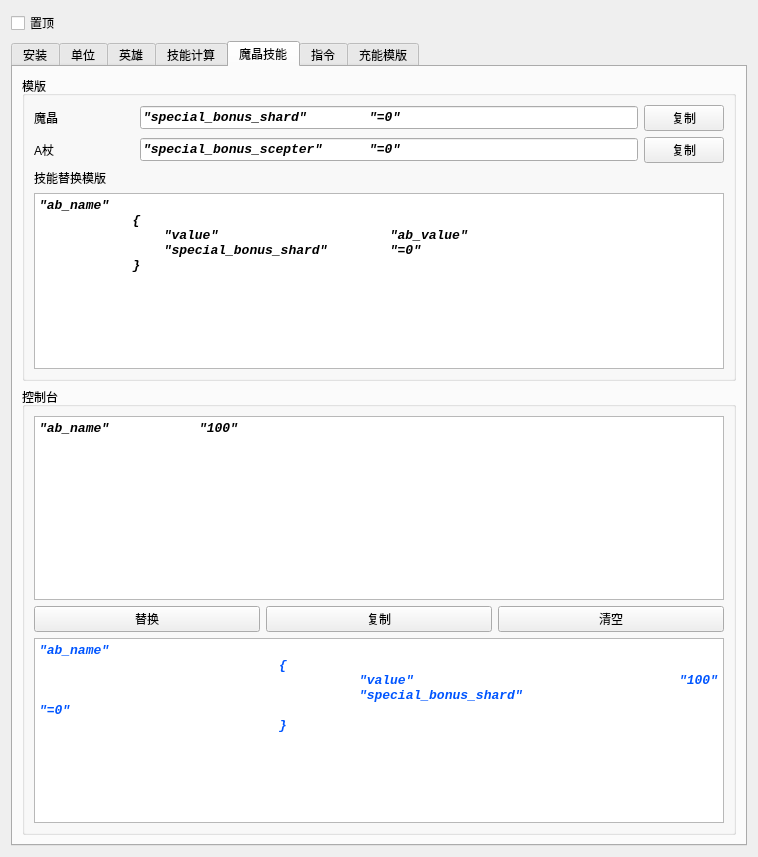
Before: the Qt Designer form untitled.ui in JeremyChim/Dota-Tool, drawn with Qt 5.
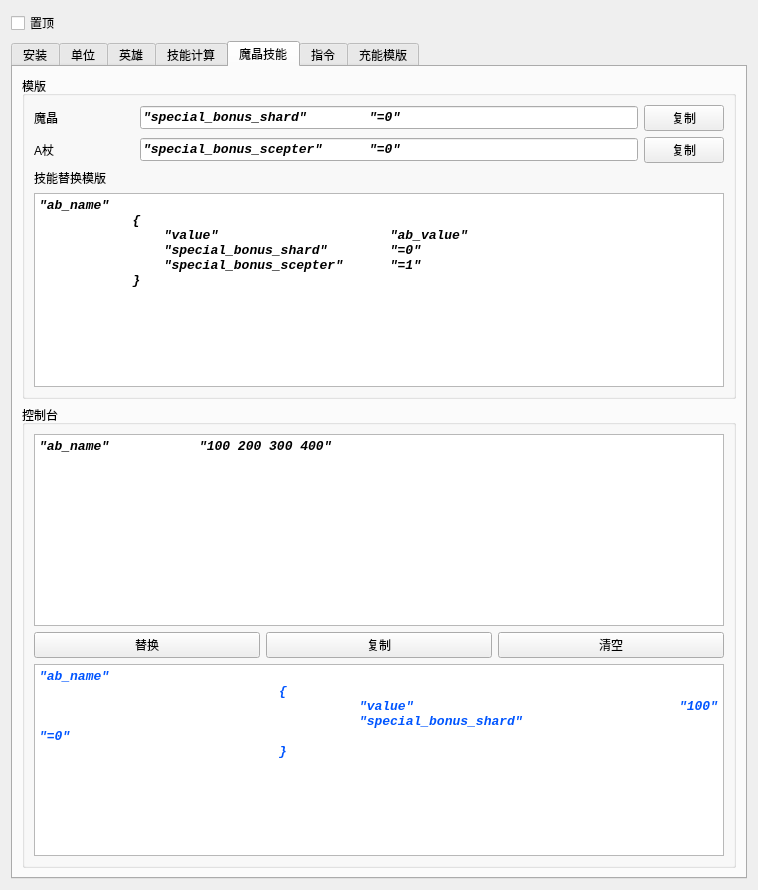
After: the same form once the commit is applied. The open tabs and pages were chosen to show the change.

```diff
--- a/untitled.ui
+++ b/untitled.ui
@@ -7,7 +7,7 @@
     <x>0</x>
     <y>0</y>
     <width>758</width>
-    <height>800</height>
+    <height>890</height>
    </rect>
   </property>
   <property name="windowTitle">
@@ -2288,7 +2288,6 @@
                  <font>
                   <family>Consolas</family>
                   <pointsize>10</pointsize>
-                  <weight>87</weight>
                   <italic>true</italic>
                   <bold>true</bold>
                  </font>
@@ -2298,14 +2297,18 @@
                 </property>
                 <property name="html">
                  <string>&lt;!DOCTYPE HTML PUBLIC &quot;-//W3C//DTD HTML 4.0//EN&quot; &quot;http://www.w3.org/TR/REC-html40/strict.dtd&quot;&gt;
-&lt;html&gt;&lt;head&gt;&lt;meta name=&quot;qrichtext&quot; content=&quot;1&quot; /&gt;&lt;style type=&quot;text/css&quot;&gt;
+&lt;html&gt;&lt;head&gt;&lt;meta name=&quot;qrichtext&quot; content=&quot;1&quot; /&gt;&lt;meta charset=&quot;utf-8&quot; /&gt;&lt;style type=&quot;text/css&quot;&gt;
 p, li { white-space: pre-wrap; }
-&lt;/style&gt;&lt;/head&gt;&lt;body style=&quot; font-family:'Consolas'; font-size:10pt; font-weight:696; font-style:italic;&quot;&gt;
-&lt;p style=&quot; margin-top:0px; margin-bottom:0px; margin-left:0px; margin-right:0px; -qt-block-indent:0; text-indent:0px;&quot;&gt;&amp;quot;ab_name&amp;quot;&lt;/p&gt;
-&lt;p style=&quot; margin-top:0px; margin-bottom:0px; margin-left:0px; margin-right:0px; -qt-block-indent:0; text-indent:0px;&quot;&gt;            {&lt;/p&gt;
-&lt;p style=&quot; margin-top:0px; margin-bottom:0px; margin-left:0px; margin-right:0px; -qt-block-indent:0; text-indent:0px;&quot;&gt;                &amp;quot;value&amp;quot;                      &amp;quot;ab_value&amp;quot;&lt;/p&gt;
-&lt;p style=&quot; margin-top:0px; margin-bottom:0px; margin-left:0px; margin-right:0px; -qt-block-indent:0; text-indent:0px;&quot;&gt;                &amp;quot;special_bonus_shard&amp;quot;        &amp;quot;=0&amp;quot;&lt;/p&gt;
-&lt;p style=&quot; margin-top:0px; margin-bottom:0px; margin-left:0px; margin-right:0px; -qt-block-indent:0; text-indent:0px;&quot;&gt;            }&lt;/p&gt;&lt;/body&gt;&lt;/html&gt;</string>
+hr { height: 1px; border-width: 0; }
+li.unchecked::marker { content: &quot;\2610&quot;; }
+li.checked::marker { content: &quot;\2612&quot;; }
+&lt;/style&gt;&lt;/head&gt;&lt;body style=&quot; font-family:'Consolas'; font-size:10pt; font-weight:700; font-style:italic;&quot;&gt;
+&lt;p style=&quot; margin-top:0px; margin-bottom:0px; margin-left:0px; margin-right:0px; -qt-block-indent:0; text-indent:0px;&quot;&gt;&lt;span style=&quot; font-weight:696;&quot;&gt;&amp;quot;ab_name&amp;quot;&lt;/span&gt;&lt;/p&gt;
+&lt;p style=&quot; margin-top:0px; margin-bottom:0px; margin-left:0px; margin-right:0px; -qt-block-indent:0; text-indent:0px;&quot;&gt;&lt;span style=&quot; font-weight:696;&quot;&gt;            {&lt;/span&gt;&lt;/p&gt;
+&lt;p style=&quot; margin-top:0px; margin-bottom:0px; margin-left:0px; margin-right:0px; -qt-block-indent:0; text-indent:0px;&quot;&gt;&lt;span style=&quot; font-weight:696;&quot;&gt;                &amp;quot;value&amp;quot;                      &amp;quot;ab_value&amp;quot;&lt;/span&gt;&lt;/p&gt;
+&lt;p style=&quot; margin-top:0px; margin-bottom:0px; margin-left:0px; margin-right:0px; -qt-block-indent:0; text-indent:0px;&quot;&gt;&lt;span style=&quot; font-weight:696;&quot;&gt;                &amp;quot;special_bonus_shard&amp;quot;        &amp;quot;=0&amp;quot;&lt;/span&gt;&lt;/p&gt;
+&lt;p style=&quot; margin-top:0px; margin-bottom:0px; margin-left:0px; margin-right:0px; -qt-block-indent:0; text-indent:0px;&quot;&gt;&lt;span style=&quot; font-weight:696;&quot;&gt;                &lt;/span&gt;&amp;quot;special_bonus_scepter&amp;quot;      &amp;quot;=1&amp;quot;&lt;/p&gt;
+&lt;p style=&quot; margin-top:0px; margin-bottom:0px; margin-left:0px; margin-right:0px; -qt-block-indent:0; text-indent:0px;&quot;&gt;&lt;span style=&quot; font-weight:696;&quot;&gt;            }&lt;/span&gt;&lt;/p&gt;&lt;/body&gt;&lt;/html&gt;</string>
                 </property>
                </widget>
               </item>
@@ -2330,17 +2333,19 @@
                <font>
                 <family>Consolas</family>
                 <pointsize>10</pointsize>
-                <weight>87</weight>
                 <italic>true</italic>
                 <bold>true</bold>
                </font>
               </property>
               <property name="html">
                <string>&lt;!DOCTYPE HTML PUBLIC &quot;-//W3C//DTD HTML 4.0//EN&quot; &quot;http://www.w3.org/TR/REC-html40/strict.dtd&quot;&gt;
-&lt;html&gt;&lt;head&gt;&lt;meta name=&quot;qrichtext&quot; content=&quot;1&quot; /&gt;&lt;style type=&quot;text/css&quot;&gt;
+&lt;html&gt;&lt;head&gt;&lt;meta name=&quot;qrichtext&quot; content=&quot;1&quot; /&gt;&lt;meta charset=&quot;utf-8&quot; /&gt;&lt;style type=&quot;text/css&quot;&gt;
 p, li { white-space: pre-wrap; }
-&lt;/style&gt;&lt;/head&gt;&lt;body style=&quot; font-family:'Consolas'; font-size:10pt; font-weight:696; font-style:italic;&quot;&gt;
-&lt;p style=&quot; margin-top:0px; margin-bottom:0px; margin-left:0px; margin-right:0px; -qt-block-indent:0; text-indent:0px;&quot;&gt;&amp;quot;ab_name&amp;quot;		&amp;quot;100&amp;quot;&lt;/p&gt;&lt;/body&gt;&lt;/html&gt;</string>
+hr { height: 1px; border-width: 0; }
+li.unchecked::marker { content: &quot;\2610&quot;; }
+li.checked::marker { content: &quot;\2612&quot;; }
+&lt;/style&gt;&lt;/head&gt;&lt;body style=&quot; font-family:'Consolas'; font-size:10pt; font-weight:700; font-style:italic;&quot;&gt;
+&lt;p style=&quot; margin-top:0px; margin-bottom:0px; margin-left:0px; margin-right:0px; -qt-block-indent:0; text-indent:0px;&quot;&gt;&lt;span style=&quot; font-weight:696;&quot;&gt;&amp;quot;ab_name&amp;quot;		&amp;quot;100 200 300 400&amp;quot;&lt;/span&gt;&lt;/p&gt;&lt;/body&gt;&lt;/html&gt;</string>
               </property>
              </widget>
             </item>
@@ -2375,7 +2380,6 @@
                <font>
                 <family>Consolas</family>
                 <pointsize>10</pointsize>
-                <weight>87</weight>
                 <italic>true</italic>
                 <bold>true</bold>
                </font>
@@ -2385,14 +2389,17 @@
               </property>
               <property name="html">
                <string>&lt;!DOCTYPE HTML PUBLIC &quot;-//W3C//DTD HTML 4.0//EN&quot; &quot;http://www.w3.org/TR/REC-html40/strict.dtd&quot;&gt;
-&lt;html&gt;&lt;head&gt;&lt;meta name=&quot;qrichtext&quot; content=&quot;1&quot; /&gt;&lt;style type=&quot;text/css&quot;&gt;
+&lt;html&gt;&lt;head&gt;&lt;meta name=&quot;qrichtext&quot; content=&quot;1&quot; /&gt;&lt;meta charset=&quot;utf-8&quot; /&gt;&lt;style type=&quot;text/css&quot;&gt;
 p, li { white-space: pre-wrap; }
-&lt;/style&gt;&lt;/head&gt;&lt;body style=&quot; font-family:'Consolas'; font-size:10pt; font-weight:696; font-style:italic;&quot;&gt;
-&lt;p style=&quot; margin-top:0px; margin-bottom:0px; margin-left:0px; margin-right:0px; -qt-block-indent:0; text-indent:0px;&quot;&gt;&amp;quot;ab_name&amp;quot;&lt;/p&gt;
-&lt;p style=&quot; margin-top:0px; margin-bottom:0px; margin-left:0px; margin-right:0px; -qt-block-indent:0; text-indent:0px;&quot;&gt;			{&lt;/p&gt;
-&lt;p style=&quot; margin-top:0px; margin-bottom:0px; margin-left:0px; margin-right:0px; -qt-block-indent:0; text-indent:0px;&quot;&gt;				&amp;quot;value&amp;quot;				&amp;quot;100&amp;quot;&lt;/p&gt;
-&lt;p style=&quot; margin-top:0px; margin-bottom:0px; margin-left:0px; margin-right:0px; -qt-block-indent:0; text-indent:0px;&quot;&gt;				&amp;quot;special_bonus_shard&amp;quot;			&amp;quot;=0&amp;quot;&lt;/p&gt;
-&lt;p style=&quot; margin-top:0px; margin-bottom:0px; margin-left:0px; margin-right:0px; -qt-block-indent:0; text-indent:0px;&quot;&gt;			}&lt;/p&gt;&lt;/body&gt;&lt;/html&gt;</string>
+hr { height: 1px; border-width: 0; }
+li.unchecked::marker { content: &quot;\2610&quot;; }
+li.checked::marker { content: &quot;\2612&quot;; }
+&lt;/style&gt;&lt;/head&gt;&lt;body style=&quot; font-family:'Consolas'; font-size:10pt; font-weight:700; font-style:italic;&quot;&gt;
+&lt;p style=&quot; margin-top:0px; margin-bottom:0px; margin-left:0px; margin-right:0px; -qt-block-indent:0; text-indent:0px;&quot;&gt;&lt;span style=&quot; font-weight:696;&quot;&gt;&amp;quot;ab_name&amp;quot;&lt;/span&gt;&lt;/p&gt;
+&lt;p style=&quot; margin-top:0px; margin-bottom:0px; margin-left:0px; margin-right:0px; -qt-block-indent:0; text-indent:0px;&quot;&gt;&lt;span style=&quot; font-weight:696;&quot;&gt;			{&lt;/span&gt;&lt;/p&gt;
+&lt;p style=&quot; margin-top:0px; margin-bottom:0px; margin-left:0px; margin-right:0px; -qt-block-indent:0; text-indent:0px;&quot;&gt;&lt;span style=&quot; font-weight:696;&quot;&gt;				&amp;quot;value&amp;quot;				&amp;quot;100&amp;quot;&lt;/span&gt;&lt;/p&gt;
+&lt;p style=&quot; margin-top:0px; margin-bottom:0px; margin-left:0px; margin-right:0px; -qt-block-indent:0; text-indent:0px;&quot;&gt;&lt;span style=&quot; font-weight:696;&quot;&gt;				&amp;quot;special_bonus_shard&amp;quot;			&amp;quot;=0&amp;quot;&lt;/span&gt;&lt;/p&gt;
+&lt;p style=&quot; margin-top:0px; margin-bottom:0px; margin-left:0px; margin-right:0px; -qt-block-indent:0; text-indent:0px;&quot;&gt;&lt;span style=&quot; font-weight:696;&quot;&gt;			}&lt;/span&gt;&lt;/p&gt;&lt;/body&gt;&lt;/html&gt;</string>
               </property>
              </widget>
             </item>
```
Left out of the diff: 70 changed lines with no effect on the pictures.
